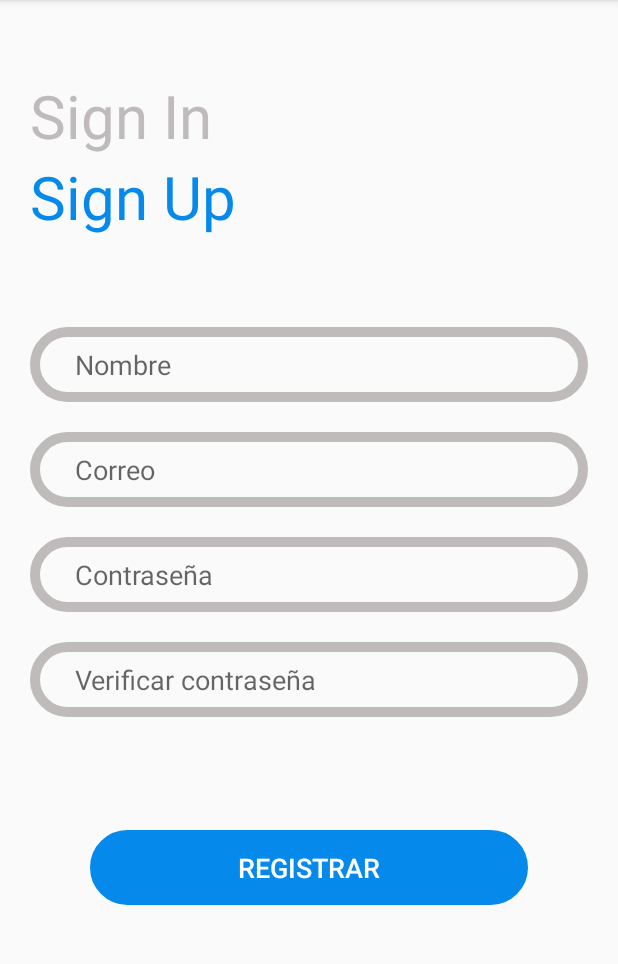
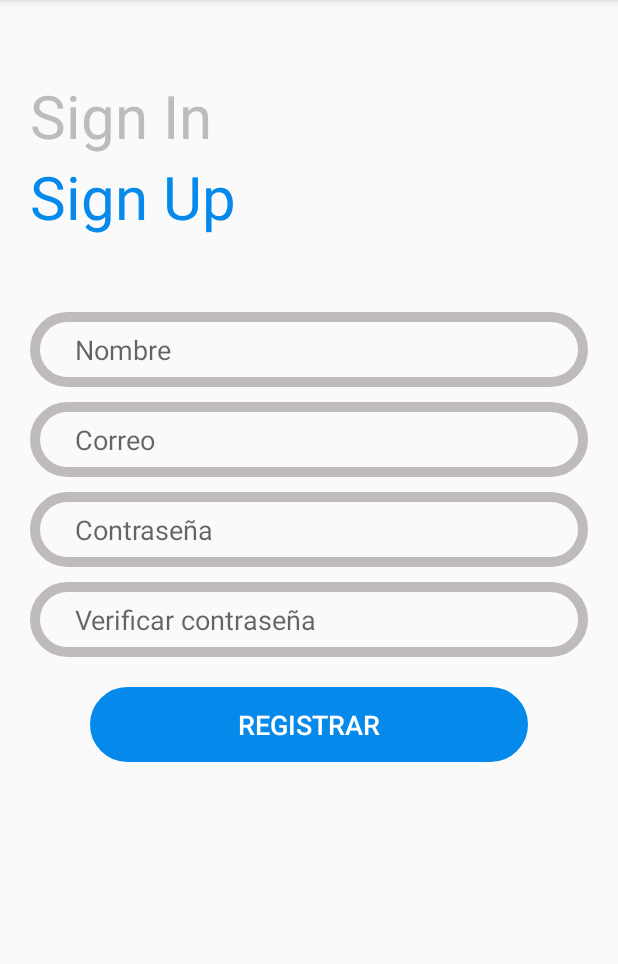
Before and after one commit to santiagocorrea6/Practica5_SantiagoCorrea_AlejandroBravo, an Android app: the RegistroActivity screen opened directly, with no data from a screen before it, on a phone screen of 412 x 824 dp, the part 84-1048 px from its top. Run offline under Robolectric (Android 15) with nearby library versions, the phone set to English and light mode, and no system bars.

Commit message:
Commit final

```diff
--- a/app/src/main/java/com/santiago/sesionroom/ui/read/ReadFragment.kt
+++ b/app/src/main/java/com/santiago/sesionroom/ui/read/ReadFragment.kt
@@ -27,13 +27,16 @@ class ReadFragment : Fragment() {
         super.onViewCreated(view, savedInstanceState)
 
         bt_buscar.setOnClickListener {
+
+            tv_resultados.setText("")
+
             val nombre = et_nombre.text.toString()
 
             val deudorDAO: DeudorDAO = SesionROOM.database.DeudorDAO()
             val deudor = deudorDAO.buscarDeudor(nombre)
 
             if(deudor != null){
-                tv_resultados.text = "Nombre: ${deudor.nombre}\n Telefono: ${deudor.telefono}\n Cantidad: ${deudor.cantidad}"
+                tv_resultados.text = " Nombre: ${deudor.nombre}\n Telefono: ${deudor.telefono}\n Cantidad: ${deudor.cantidad}"
             } else {
                 Toast.makeText(context, "Deudor no existe", Toast.LENGTH_SHORT).show()
             }
--- a/app/src/main/res/layout/activity_registro.xml
+++ b/app/src/main/res/layout/activity_registro.xml
@@ -1,5 +1,5 @@
 <?xml version="1.0" encoding="utf-8"?>
-<androidx.constraintlayout.widget.ConstraintLayout xmlns:android="http://schemas.android.com/apk/res/android"
+<LinearLayout xmlns:android="http://schemas.android.com/apk/res/android"
     xmlns:app="http://schemas.android.com/apk/res-auto"
     xmlns:tools="http://schemas.android.com/tools"
     android:layout_width="match_parent"
@@ -11,110 +11,83 @@
         android:id="@+id/textView4"
         android:layout_width="match_parent"
         android:layout_height="wrap_content"
-        android:layout_marginStart="20dp"
+        android:layout_marginLeft="20dp"
         android:layout_marginTop="50dp"
-        android:layout_marginBottom="8dp"
         android:text="@string/login"
         android:textColor="@color/gris"
-        android:textSize="40sp"
-        app:layout_constraintBottom_toTopOf="@+id/textView2"
-        app:layout_constraintEnd_toEndOf="parent"
-        app:layout_constraintHorizontal_bias="0.0"
-        app:layout_constraintStart_toStartOf="parent"
-        app:layout_constraintTop_toTopOf="parent" />
+        android:textSize="40sp" />
 
     <TextView
         android:id="@+id/textView5"
         android:layout_width="match_parent"
         android:layout_height="wrap_content"
-        android:layout_marginStart="20dp"
+        android:layout_marginLeft="20dp"
         android:text="@string/registro"
         android:textColor="@color/azul"
-        android:textSize="40sp"
-        app:layout_constraintEnd_toEndOf="parent"
-        app:layout_constraintHorizontal_bias="0.0"
-        app:layout_constraintStart_toStartOf="parent"
-        app:layout_constraintTop_toBottomOf="@+id/textView4" />
+        android:textSize="40sp" />
 
     <EditText
         android:id="@+id/et_name"
         android:layout_width="match_parent"
         android:layout_height="wrap_content"
-        android:layout_marginStart="20dp"
-        android:layout_marginTop="60dp"
-        android:layout_marginEnd="20dp"
+        android:layout_marginLeft="20dp"
+        android:layout_marginTop="50dp"
+        android:layout_marginRight="20dp"
         android:background="@drawable/ovalo"
         android:ems="10"
         android:hint="@string/name"
         android:inputType="textPersonName"
-        android:paddingLeft="30dp"
-        app:layout_constraintEnd_toEndOf="parent"
-        app:layout_constraintStart_toStartOf="parent"
-        app:layout_constraintTop_toBottomOf="@+id/textView5" />
+        android:paddingLeft="30dp" />
 
     <EditText
         android:id="@+id/et_email"
         android:layout_width="match_parent"
         android:layout_height="wrap_content"
-        android:layout_marginStart="20dp"
-        android:layout_marginTop="20dp"
-        android:layout_marginEnd="20dp"
+        android:layout_marginLeft="20dp"
+        android:layout_marginTop="10dp"
+        android:layout_marginRight="20dp"
         android:background="@drawable/ovalo"
         android:ems="10"
         android:hint="@string/correo"
         android:inputType="textEmailAddress"
-        android:paddingLeft="30dp"
-        app:layout_constraintEnd_toEndOf="parent"
-        app:layout_constraintStart_toStartOf="parent"
-        app:layout_constraintTop_toBottomOf="@+id/et_name" />
+        android:paddingLeft="30dp" />
 
     <EditText
         android:id="@+id/et_pass"
         android:layout_width="match_parent"
         android:layout_height="wrap_content"
-        android:layout_marginStart="20dp"
-        android:layout_marginTop="20dp"
-        android:layout_marginEnd="20dp"
+        android:layout_marginLeft="20dp"
+        android:layout_marginTop="10dp"
+        android:layout_marginRight="20dp"
         android:background="@drawable/ovalo"
         android:ems="10"
-        android:hint="@string/contrasena2"
+        android:hint="@string/contrasena"
         android:inputType="textPassword"
-        android:paddingLeft="30dp"
-        app:layout_constraintEnd_toEndOf="parent"
-        app:layout_constraintStart_toStartOf="parent"
-        app:layout_constraintTop_toBottomOf="@+id/et_pass2" />
+        android:paddingLeft="30dp" />
 
     <EditText
         android:id="@+id/et_pass2"
         android:layout_width="match_parent"
         android:layout_height="wrap_content"
-        android:layout_marginStart="20dp"
-        android:layout_marginTop="20dp"
-        android:layout_marginEnd="20dp"
+        android:layout_marginLeft="20dp"
+        android:layout_marginTop="10dp"
+        android:layout_marginRight="20dp"
         android:background="@drawable/ovalo"
         android:ems="10"
-        android:hint="@string/contrasena"
+        android:hint="@string/contrasena2"
         android:inputType="textPassword"
-        android:paddingLeft="30dp"
-        app:layout_constraintEnd_toEndOf="parent"
-        app:layout_constraintStart_toStartOf="parent"
-        app:layout_constraintTop_toBottomOf="@+id/et_email" />
+        android:paddingLeft="30dp" />
 
     <Button
         android:id="@+id/bt_guardar"
         android:layout_width="match_parent"
         android:layout_height="wrap_content"
         android:layout_marginStart="60dp"
-        android:layout_marginTop="10dp"
+        android:layout_marginTop="20dp"
         android:layout_marginEnd="60dp"
-        android:layout_marginBottom="100dp"
         android:background="@drawable/ovalo"
         android:backgroundTint="@color/azul"
         android:text="@string/reg"
         android:textColor="@android:color/white"
-        android:textSize="18sp"
-        app:layout_constraintBottom_toBottomOf="parent"
-        app:layout_constraintEnd_toEndOf="parent"
-        app:layout_constraintStart_toStartOf="parent"
-        app:layout_constraintTop_toBottomOf="@+id/et_pass" />
-</androidx.constraintlayout.widget.ConstraintLayout>
+        android:textSize="18sp" />
+</LinearLayout>
--- a/app/src/main/res/layout/fragment_create.xml
+++ b/app/src/main/res/layout/fragment_create.xml
@@ -76,7 +76,9 @@
         android:id="@+id/bt_guardar"
         android:layout_width="match_parent"
         android:layout_height="wrap_content"
-        android:layout_margin="40dp"
+        android:layout_marginLeft="40dp"
+        android:layout_marginTop="20dp"
+        android:layout_marginRight="40dp"
         android:background="@drawable/ovalo"
         android:backgroundTint="@color/azul"
         android:text="@string/guardar"
--- a/app/src/main/res/layout/fragment_delete.xml
+++ b/app/src/main/res/layout/fragment_delete.xml
@@ -25,7 +25,8 @@
             android:id="@+id/et_nombre"
             android:layout_width="match_parent"
             android:layout_height="wrap_content"
-            android:layout_margin="20dp"
+            android:layout_marginLeft="20dp"
+            android:layout_marginRight="20dp"
             android:background="@drawable/ovalo"
             android:hint="@string/nombre"
             android:paddingLeft="30dp"
@@ -38,6 +39,7 @@
         android:layout_width="match_parent"
         android:layout_height="wrap_content"
         android:layout_marginLeft="40dp"
+        android:layout_marginTop="10dp"
         android:layout_marginRight="40dp"
         android:background="@drawable/ovalo"
         android:backgroundTint="@color/azul"
--- a/app/src/main/res/layout/fragment_read.xml
+++ b/app/src/main/res/layout/fragment_read.xml
@@ -26,7 +26,8 @@
             android:id="@+id/et_nombre"
             android:layout_width="match_parent"
             android:layout_height="wrap_content"
-            android:layout_margin="20dp"
+            android:layout_marginLeft="20dp"
+            android:layout_marginRight="20dp"
             android:background="@drawable/ovalo"
             android:hint="@string/nombre"
             android:paddingLeft="30dp"
@@ -38,6 +39,7 @@
         android:layout_width="match_parent"
         android:layout_height="wrap_content"
         android:layout_marginLeft="40dp"
+        android:layout_marginTop="10dp"
         android:layout_marginRight="40dp"
         android:background="@drawable/ovalo"
         android:backgroundTint="@color/azul"
--- a/app/src/main/res/navigation/mobile_navigation.xml
+++ b/app/src/main/res/navigation/mobile_navigation.xml
@@ -8,7 +8,7 @@
     <fragment
         android:id="@+id/listFragment"
         android:name="com.santiago.sesionroom.ListFragment"
-        android:label="fragment_list"
+        android:label="@string/title_list"
         tools:layout="@layout/fragment_list" />
 
     <fragment
--- a/app/src/main/res/values/styles.xml
+++ b/app/src/main/res/values/styles.xml
@@ -4,7 +4,7 @@
         <!-- Customize your theme here. -->
         <item name="colorPrimary">@color/colorPrimary</item>
         <item name="colorPrimaryDark">@color/colorPrimaryDark</item>
-        <item name="colorAccent">@color/colorAccent</item>
+        <item name="colorAccent">@color/azul</item>
     </style>
 
 </resources>
```
Also changed, not shown: app/src/main/java/com/santiago/sesionroom/LoginActivity.kt (+44 -22 lines), app/src/main/java/com/santiago/sesionroom/RegistroActivity.kt (+63 -27 lines), app/src/main/ic_launcher-playstore.png (added), app/src/main/res/mipmap-hdpi/ic_launcher.png, app/src/main/res/mipmap-hdpi/ic_launcher_round.png, app/src/main/res/mipmap-mdpi/ic_launcher.png, app/src/main/res/mipmap-mdpi/ic_launcher_round.png, app/src/main/res/mipmap-xhdpi/ic_launcher.png, app/src/main/res/mipmap-xhdpi/ic_launcher_round.png, app/src/main/res/mipmap-xxhdpi/ic_launcher.png, app/src/main/res/mipmap-xxhdpi/ic_launcher_round.png, app/src/main/res/mipmap-xxxhdpi/ic_launcher.png, app/src/main/res/mipmap-xxxhdpi/ic_launcher_round.png.
